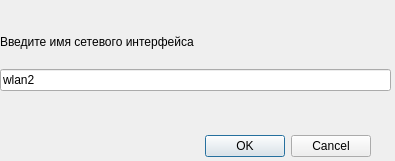
Old version of the form ether/ui/select_iface_dialog.ui in the repository alexin-ivan/ether.
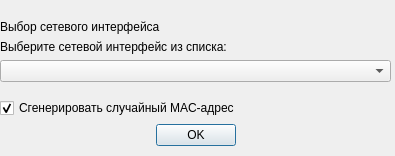
New version of the form.

Commit message:
Added new iface selection, new cpcap-libray.
Изменён способ выбора интерфейса для работы программы.
Добавлен С-код из cpyrit для освобождения от зависимостей.

What changed in the file:
```diff
--- a/ether/ui/select_iface_dialog.ui
+++ b/ether/ui/select_iface_dialog.ui
@@ -7,49 +7,75 @@
     <x>0</x>
     <y>0</y>
     <width>395</width>
-    <height>161</height>
+    <height>156</height>
    </rect>
   </property>
   <property name="windowTitle">
    <string>Dialog</string>
   </property>
-  <widget class="QDialogButtonBox" name="buttonBox">
-   <property name="geometry">
-    <rect>
-     <x>30</x>
-     <y>130</y>
-     <width>341</width>
-     <height>32</height>
-    </rect>
-   </property>
-   <property name="orientation">
-    <enum>Qt::Horizontal</enum>
-   </property>
-   <property name="standardButtons">
-    <set>QDialogButtonBox::Cancel|QDialogButtonBox::Ok</set>
-   </property>
-  </widget>
   <widget class="QWidget" name="gridLayoutWidget">
    <property name="geometry">
     <rect>
      <x>0</x>
      <y>20</y>
      <width>391</width>
-     <height>71</height>
+     <height>126</height>
     </rect>
    </property>
    <layout class="QGridLayout" name="gridLayout">
     <item row="1" column="0">
-     <widget class="QLineEdit" name="lineEdit">
+     <widget class="QLabel" name="lSelect">
       <property name="text">
-       <string>wlan2</string>
+       <string>Выберите сетевой интерфейс из списка:</string>
       </property>
      </widget>
     </item>
+    <item row="3" column="0">
+     <spacer name="verticalSpacer">
+      <property name="orientation">
+       <enum>Qt::Vertical</enum>
+      </property>
+      <property name="sizeHint" stdset="0">
+       <size>
+        <width>20</width>
+        <height>40</height>
+       </size>
+      </property>
+     </spacer>
+    </item>
+    <item row="5" column="0">
+     <widget class="QDialogButtonBox" name="buttonBox">
+      <property name="orientation">
+       <enum>Qt::Horizontal</enum>
+      </property>
+      <property name="standardButtons">
+       <set>QDialogButtonBox::Ok</set>
+      </property>
+      <property name="centerButtons">
+       <bool>true</bool>
+      </property>
+     </widget>
+    </item>
+    <item row="2" column="0">
+     <widget class="QComboBox" name="iflist"/>
+    </item>
     <item row="0" column="0">
      <widget class="QLabel" name="label">
       <property name="text">
-       <string>Введите имя сетевого интерфейса</string>
+       <string>Выбор сетевого интерфейса</string>
+      </property>
+     </widget>
+    </item>
+    <item row="4" column="0">
+     <widget class="QCheckBox" name="cbAnonymize">
+      <property name="text">
+       <string>Сгенерировать случайный MAC-адрес</string>
+      </property>
+      <property name="checked">
+       <bool>true</bool>
+      </property>
+      <property name="tristate">
+       <bool>false</bool>
       </property>
      </widget>
     </item>
```
Left out of the diff: 4 changed lines with no effect on the pictures. The commit also changes 20 other files.
